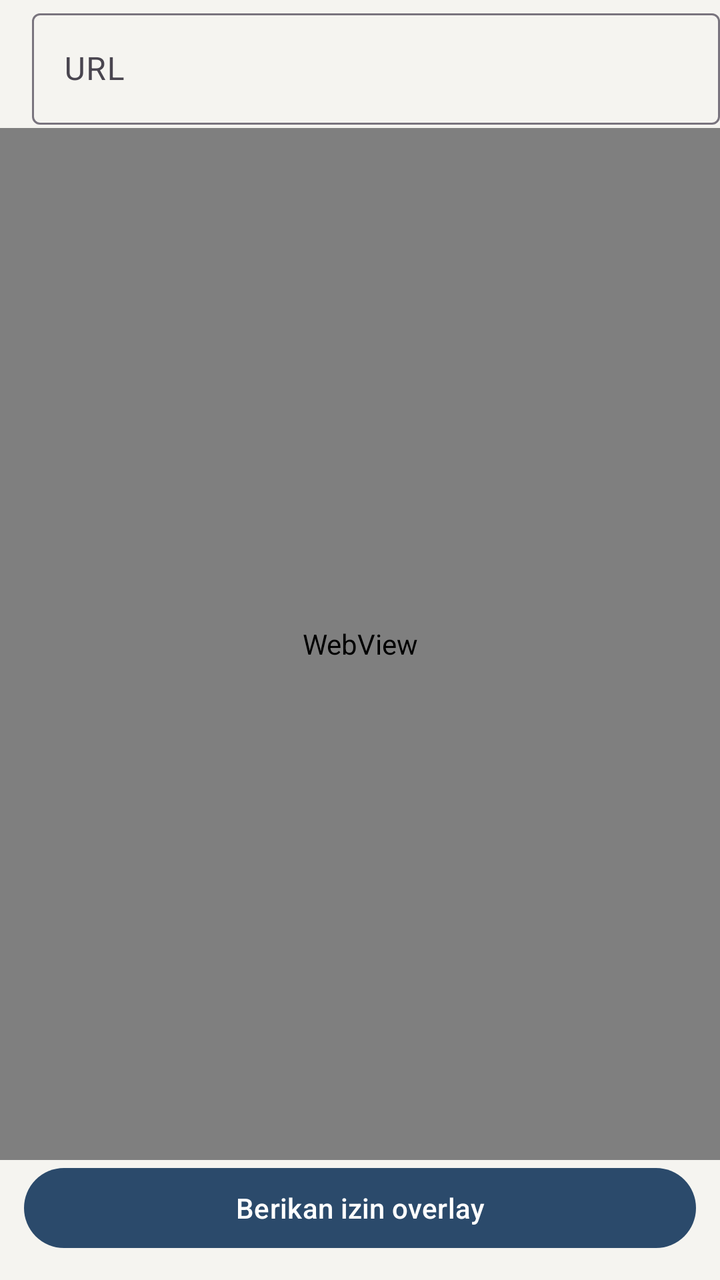
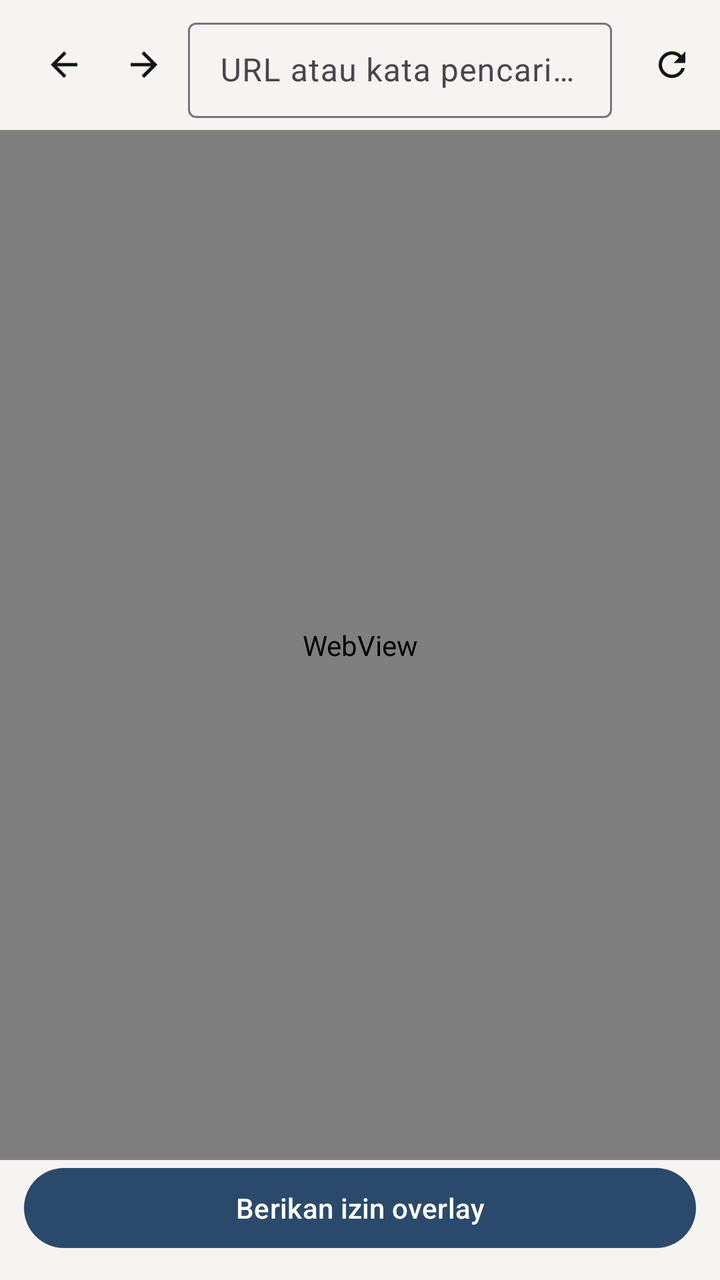

Two renders of the same Android screen: before a commit and after it. Below are the layout's source before the change and the commit's diff.
<!-- AndroidManifest.xml: application theme Theme.NevusBrowser -->
<!-- res/layout/activity_main.xml -->
<?xml version="1.0" encoding="utf-8"?>
<androidx.constraintlayout.widget.ConstraintLayout
    xmlns:android="http://schemas.android.com/apk/res/android"
    xmlns:app="http://schemas.android.com/apk/res-auto"
    android:layout_width="match_parent"
    android:layout_height="match_parent"
    android:background="@color/nevus_ground">

    <com.google.android.material.appbar.MaterialToolbar
        android:id="@+id/toolbar"
        android:layout_width="0dp"
        android:layout_height="wrap_content"
        android:background="@color/nevus_ground"
        app:layout_constraintTop_toTopOf="parent"
        app:layout_constraintStart_toStartOf="parent"
        app:layout_constraintEnd_toEndOf="parent">

        <com.google.android.material.textfield.TextInputLayout
            android:id="@+id/urlWrap"
            style="@style/Widget.Material3.TextInputLayout.OutlinedBox"
            android:layout_width="match_parent"
            android:layout_height="wrap_content"
            android:hint="URL">
            <com.google.android.material.textfield.TextInputEditText
                android:id="@+id/urlField"
                android:layout_width="match_parent"
                android:layout_height="wrap_content"
                android:imeOptions="actionGo"
                android:inputType="textUri"
                android:singleLine="true"
                android:selectAllOnFocus="true" />
        </com.google.android.material.textfield.TextInputLayout>
    </com.google.android.material.appbar.MaterialToolbar>

    <ProgressBar
        android:id="@+id/progress"
        style="?android:attr/progressBarStyleHorizontal"
        android:layout_width="0dp"
        android:layout_height="3dp"
        android:visibility="gone"
        app:layout_constraintTop_toBottomOf="@id/toolbar"
        app:layout_constraintStart_toStartOf="parent"
        app:layout_constraintEnd_toEndOf="parent" />

    <WebView
        android:id="@+id/webView"
        android:layout_width="0dp"
        android:layout_height="0dp"
        app:layout_constraintTop_toBottomOf="@id/progress"
        app:layout_constraintBottom_toTopOf="@id/bubbleToggle"
        app:layout_constraintStart_toStartOf="parent"
        app:layout_constraintEnd_toEndOf="parent" />

    <com.google.android.material.button.MaterialButton
        android:id="@+id/bubbleToggle"
        android:layout_width="0dp"
        android:layout_height="wrap_content"
        android:layout_margin="12dp"
        android:text="@string/grant_overlay_permission"
        app:cornerRadius="24dp"
        app:layout_constraintBottom_toBottomOf="parent"
        app:layout_constraintStart_toStartOf="parent"
        app:layout_constraintEnd_toEndOf="parent" />

</androidx.constraintlayout.widget.ConstraintLayout>
<!-- resources referenced by this layout -->
<resources>
  <color name="nevus_ground">#F5F4F0</color>
  <string name="grant_overlay_permission">Berikan izin overlay</string>
  <style name="Theme.NevusBrowser" parent="Theme.Material3.DayNight.NoActionBar">
          <item name="colorPrimary">@color/nevus_accent</item>
          <item name="colorOnPrimary">@android:color/white</item>
          <item name="android:statusBarColor" tools:targetApi="l">@color/nevus_ground</item>
          <item name="android:navigationBarColor" tools:targetApi="l">@color/nevus_ground</item>
          <item name="android:windowLightStatusBar" tools:targetApi="m">true</item>
      </style>
  <color name="nevus_accent">#2B4A6B</color>
</resources>

<!-- the commit's change to res/layout/activity_main.xml (unified diff, before → after) -->
@@ -4,39 +4,78 @@
     xmlns:app="http://schemas.android.com/apk/res-auto"
     android:layout_width="match_parent"
     android:layout_height="match_parent"
-    android:background="@color/nevus_ground">
+    android:background="@color/nevus_ground"
+    android:fitsSystemWindows="true">
 
-    <com.google.android.material.appbar.MaterialToolbar
+    <LinearLayout
         android:id="@+id/toolbar"
         android:layout_width="0dp"
         android:layout_height="wrap_content"
+        android:orientation="horizontal"
+        android:gravity="center_vertical"
         android:background="@color/nevus_ground"
+        android:paddingHorizontal="8dp"
+        android:paddingVertical="6dp"
         app:layout_constraintTop_toTopOf="parent"
         app:layout_constraintStart_toStartOf="parent"
         app:layout_constraintEnd_toEndOf="parent">
 
+        <com.google.android.material.button.MaterialButton
+            android:id="@+id/backBtn"
+            style="@style/Widget.Material3.Button.IconButton"
+            android:layout_width="40dp"
+            android:layout_height="40dp"
+            android:contentDescription="@string/action_back"
+            app:icon="@drawable/ic_arrow_back"
+            app:iconTint="@color/nevus_ink"
+            app:iconSize="20dp" />
+
+        <com.google.android.material.button.MaterialButton
+            android:id="@+id/forwardBtn"
+            style="@style/Widget.Material3.Button.IconButton"
+            android:layout_width="40dp"
+            android:layout_height="40dp"
+            android:contentDescription="@string/action_forward"
+            app:icon="@drawable/ic_arrow_forward"
+            app:iconTint="@color/nevus_ink"
+            app:iconSize="20dp" />
+
         <com.google.android.material.textfield.TextInputLayout
             android:id="@+id/urlWrap"
-            style="@style/Widget.Material3.TextInputLayout.OutlinedBox"
-            android:layout_width="match_parent"
+            style="@style/Widget.Material3.TextInputLayout.OutlinedBox.Dense"
+            android:layout_width="0dp"
             android:layout_height="wrap_content"
-            android:hint="URL">
+            android:layout_weight="1"
+            android:layout_marginHorizontal="6dp"
+            android:hint="@string/hint_url_or_search">
             <com.google.android.material.textfield.TextInputEditText
                 android:id="@+id/urlField"
                 android:layout_width="match_parent"
                 android:layout_height="wrap_content"
                 android:imeOptions="actionGo"
-                android:inputType="textUri"
+                android:inputType="textUri|textNoSuggestions"
+                android:autofillHints="webUrl"
                 android:singleLine="true"
                 android:selectAllOnFocus="true" />
         </com.google.android.material.textfield.TextInputLayout>
-    </com.google.android.material.appbar.MaterialToolbar>
+
+        <com.google.android.material.button.MaterialButton
+            android:id="@+id/reloadBtn"
+            style="@style/Widget.Material3.Button.IconButton"
+            android:layout_width="40dp"
+            android:layout_height="40dp"
+            android:contentDescription="@string/action_reload"
+            app:icon="@drawable/ic_refresh"
+            app:iconTint="@color/nevus_ink"
+            app:iconSize="20dp" />
+    </LinearLayout>
 
     <ProgressBar
         android:id="@+id/progress"
         style="?android:attr/progressBarStyleHorizontal"
         android:layout_width="0dp"
         android:layout_height="3dp"
+        android:progressTint="@color/nevus_accent"
         android:visibility="gone"
         app:layout_constraintTop_toBottomOf="@id/toolbar"
         app:layout_constraintStart_toStartOf="parent"
<!-- resource entries referenced after the edit -->
@@ -1,7 +1,49 @@
 <!-- resources referenced by this layout -->
 <resources>
+  <color name="nevus_accent">#2B4A6B</color>
   <color name="nevus_ground">#F5F4F0</color>
+  <color name="nevus_ink">#141518</color>
+  <!-- drawable ic_arrow_back (drawable) -->
+  <?xml version="1.0" encoding="utf-8"?>
+  <vector xmlns:android="http://schemas.android.com/apk/res/android"
+      android:width="24dp"
+      android:height="24dp"
+      android:viewportWidth="24"
+      android:viewportHeight="24"
+      android:tint="?attr/colorControlNormal">
+      <path
+          android:fillColor="#FFFFFFFF"
+          android:pathData="M20,11H7.83l5.59,-5.59L12,4l-8,8 8,8 1.41,-1.41L7.83,13H20z" />
+  </vector>
+  <!-- drawable ic_arrow_forward (drawable) -->
+  <?xml version="1.0" encoding="utf-8"?>
+  <vector xmlns:android="http://schemas.android.com/apk/res/android"
+      android:width="24dp"
+      android:height="24dp"
+      android:viewportWidth="24"
+      android:viewportHeight="24"
+      android:tint="?attr/colorControlNormal">
+      <path
+          android:fillColor="#FFFFFFFF"
+          android:pathData="M12,4l-1.41,1.41L16.17,11H4v2h12.17l-5.58,5.59L12,20l8,-8z" />
+  </vector>
+  <!-- drawable ic_refresh (drawable) -->
+  <?xml version="1.0" encoding="utf-8"?>
+  <vector xmlns:android="http://schemas.android.com/apk/res/android"
+      android:width="24dp"
+      android:height="24dp"
+      android:viewportWidth="24"
+      android:viewportHeight="24"
+      android:tint="?attr/colorControlNormal">
+      <path
+          android:fillColor="#FFFFFFFF"
+          android:pathData="M17.65,6.35C16.2,4.9 14.21,4 12,4c-4.42,0 -7.99,3.58 -7.99,8s3.57,8 7.99,8c3.73,0 6.84,-2.55 7.73,-6h-2.08c-0.82,2.33 -3.04,4 -5.65,4 -3.31,0 -6,-2.69 -6,-6s2.69,-6 6,-6c1.66,0 3.14,0.69 4.22,1.78L13,11h7V4l-2.35,2.35z" />
+  </vector>
+  <string name="action_back">Kembali</string>
+  <string name="action_forward">Maju</string>
+  <string name="action_reload">Muat ulang</string>
   <string name="grant_overlay_permission">Berikan izin overlay</string>
+  <string name="hint_url_or_search">URL atau kata pencarian</string>
   <style name="Theme.NevusBrowser" parent="Theme.Material3.DayNight.NoActionBar">
           <item name="colorPrimary">@color/nevus_accent</item>
           <item name="colorOnPrimary">@android:color/white</item>
@@ -9,6 +51,5 @@
           <item name="android:navigationBarColor" tools:targetApi="l">@color/nevus_ground</item>
           <item name="android:windowLightStatusBar" tools:targetApi="m">true</item>
       </style>
-  <color name="nevus_accent">#2B4A6B</color>
 </resources>
 
